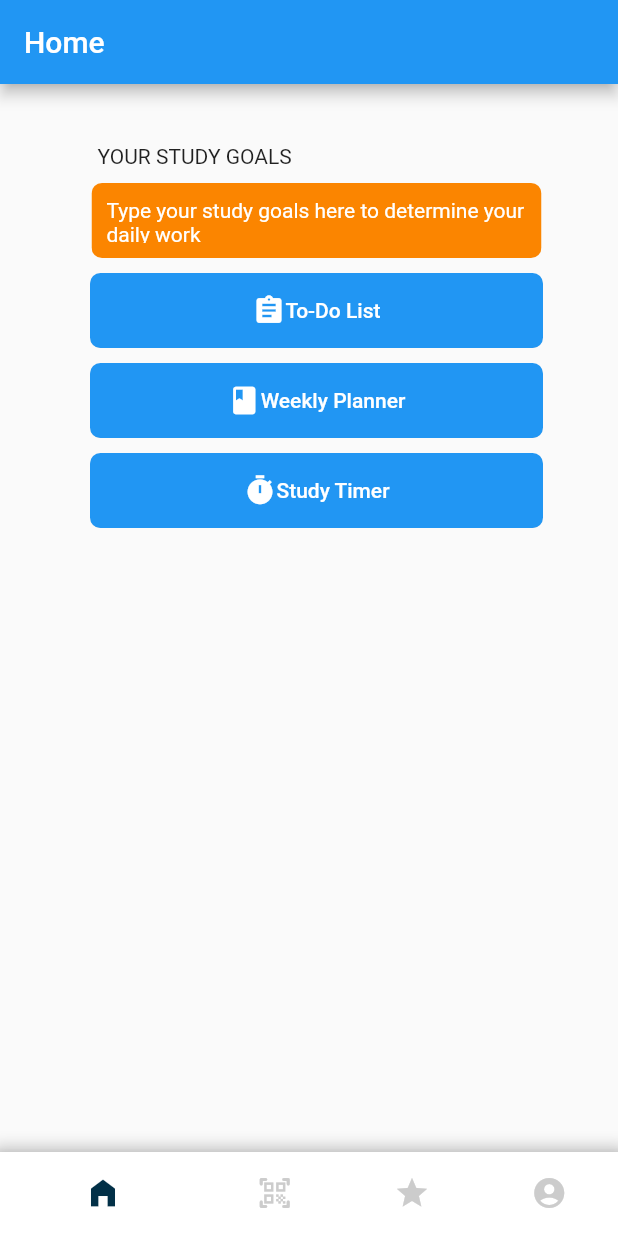
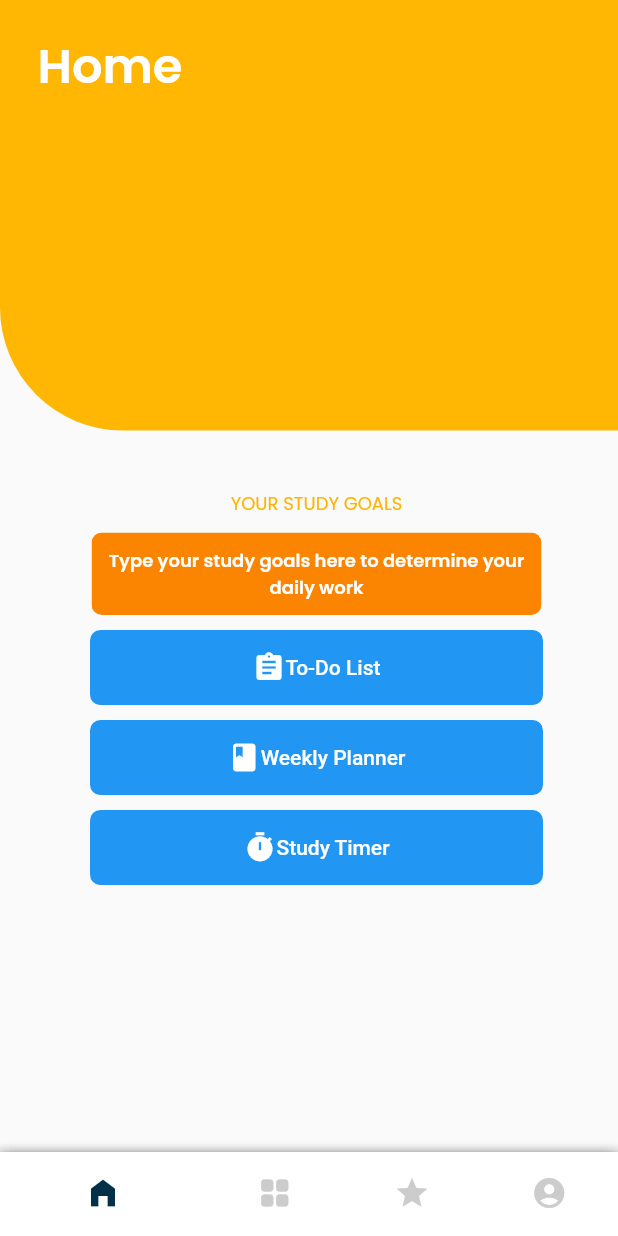
Before and after one commit to wahyusinggihw/lidm-studymate, a Flutter app: the screen it shows after launch, on a phone screen of 412 x 824 dp. Run offline on Flutter 3.47's test engine with Material 2 defaults, Android fonts, the light colour scheme and no system bars; our stand-ins replace google_fonts.

Commit message:
menambahkan appbar custom

```diff
--- a/lib/main.dart
+++ b/lib/main.dart
@@ -1,4 +1,5 @@
 import 'package:flutter/material.dart';
+import 'package:study_mate/main/auth/login.dart';
 import 'package:study_mate/main/bottomBar.dart';
 
 void main() {
@@ -14,7 +15,7 @@ class MyApp extends StatelessWidget {
     return MaterialApp(
       debugShowCheckedModeBanner: false,
       title: 'Study Mate',
-      home: const BottomBar(),
+      home: BottomBar(),
     );
   }
 }
--- a/lib/main/_me.dart
+++ /dev/null
@@ -1,17 +0,0 @@
-import 'package:flutter/material.dart';
-
-class Me extends StatefulWidget {
-  const Me({Key? key}) : super(key: key);
-
-  @override
-  State<Me> createState() => _MeState();
-}
-
-class _MeState extends State<Me> {
-  @override
-  Widget build(BuildContext context) {
-    return Container(
-      child: Text("Me"),
-    );
-  }
-}
--- /dev/null
+++ b/lib/main/appbar.dart
@@ -0,0 +1,105 @@
+import 'package:flutter/material.dart';
+import 'package:google_fonts/google_fonts.dart';
+import 'package:study_mate/main/achievement.dart';
+import 'bottomBar.dart' as bottomBar;
+
+class CustomAppBarChart extends StatefulWidget {
+  const CustomAppBarChart({Key? key}) : super(key: key);
+
+  @override
+  State<CustomAppBarChart> createState() => _AppBarState();
+}
+
+class _AppBarState extends State<CustomAppBarChart> {
+  @override
+  Widget build(BuildContext context) {
+    var achievement = "Achievement";
+
+    return Scaffold(
+      body: Stack(
+        children: [
+          Container(
+            height: 287,
+            decoration: BoxDecoration(
+                color: Color(0xffFFB703),
+                borderRadius:
+                    BorderRadius.only(bottomLeft: Radius.circular(82))),
+          ),
+          Padding(
+            padding: EdgeInsets.only(left: 25, top: 20),
+            child: Text("Home",
+                style: GoogleFonts.poppins(
+                    fontSize: 32,
+                    fontWeight: FontWeight.w600,
+                    color: Colors.white)),
+          )
+        ],
+      ),
+    );
+  }
+}
+
+class CustomAppBarChart2 extends StatefulWidget {
+  const CustomAppBarChart2({Key? key}) : super(key: key);
+
+  @override
+  State<CustomAppBarChart2> createState() => _CustomAppBarChart2State();
+}
+
+class _CustomAppBarChart2State extends State<CustomAppBarChart2> {
+  @override
+  Widget build(BuildContext context) {
+    return Scaffold(
+      body: Stack(
+        children: [
+          Container(
+            height: 287,
+            decoration: BoxDecoration(
+                color: Color(0xffFFB703),
+                borderRadius:
+                    BorderRadius.only(bottomLeft: Radius.circular(82))),
+          ),
+          Padding(
+            padding: EdgeInsets.only(left: 25, top: 20),
+            child: Text("Achievement",
+                style: GoogleFonts.poppins(
+                    fontSize: 32,
+                    fontWeight: FontWeight.w600,
+                    color: Colors.white)),
+          )
+        ],
+      ),
+    );
+  }
+}
+
+class CustomAppBarQuad extends StatelessWidget {
+  const CustomAppBarQuad({Key? key}) : super(key: key);
+
+  @override
+  Widget build(BuildContext context) {
+    return Scaffold(
+      body: Stack(
+        alignment: Alignment.centerLeft,
+        children: [
+          Container(
+            height: 167,
+            decoration: BoxDecoration(
+                color: Color(0xffFFB703),
+                borderRadius:
+                    BorderRadius.only(bottomLeft: Radius.circular(82))),
+          ),
+          Padding(
+              padding: EdgeInsets.only(left: 25),
+              child: Container(
+                child: Text("Quadrant",
+                    style: GoogleFonts.poppins(
+                        fontSize: 32,
+                        fontWeight: FontWeight.w600,
+                        color: Colors.white)),
+              ))
+        ],
+      ),
+    );
+  }
+}
--- a/lib/main/bottomBar.dart
+++ b/lib/main/bottomBar.dart
@@ -33,12 +33,12 @@ class _BottomBarState extends State<BottomBar> {
     return Scaffold(
       body: _children[_currentIndex],
       bottomNavigationBar: Container(
-        margin: EdgeInsets.only(top: 15),
-        padding: EdgeInsets.only(top: 3),
+        // margin: EdgeInsets.only(top: 15),
+        // padding: EdgeInsets.only(top: 3),
         decoration: BoxDecoration(boxShadow: [
           BoxShadow(
-              color: Colors.grey.withOpacity(0.5),
-              spreadRadius: 5,
+              // color: Colors.grey.withOpacity(0.5),
+              // spreadRadius: 5,
               blurRadius: 7,
               offset: Offset(0, 3))
         ]),
@@ -47,7 +47,7 @@ class _BottomBarState extends State<BottomBar> {
           onTap: onBarTapped,
           showSelectedLabels: false,
           showUnselectedLabels: false,
-          elevation: 5,
+          elevation: 10,
           selectedItemColor: Color(0xff023047),
           unselectedItemColor: Color(0xffCCCCCC),
           // backgroundColor: const Color(0xff20639B),
@@ -58,16 +58,16 @@ class _BottomBarState extends State<BottomBar> {
                 label: "Home",
                 backgroundColor: Colors.white),
             BottomNavigationBarItem(
-                icon: Icon(Icons.qr_code_scanner_rounded),
-                label: "Chat",
+                icon: Icon(Icons.grid_view_rounded),
+                label: "Quadrant",
                 backgroundColor: Colors.white),
             BottomNavigationBarItem(
                 icon: Icon(Icons.grade),
-                label: "Order",
+                label: "Achievement",
                 backgroundColor: Colors.white),
             BottomNavigationBarItem(
                 icon: Icon(Icons.account_circle),
-                label: "User",
+                label: "Me",
                 backgroundColor: Colors.white),
           ],
         ),
--- a/lib/main/home.dart
+++ b/lib/main/home.dart
@@ -1,6 +1,6 @@
-import 'dart:async';
-
 import 'package:flutter/material.dart';
+import 'package:google_fonts/google_fonts.dart';
+import 'package:study_mate/main/appbar.dart';
 
 class Home extends StatefulWidget {
   const Home({Key? key}) : super(key: key);
@@ -10,33 +10,41 @@ class Home extends StatefulWidget {
 }
 
 class _HomeState extends State<Home> {
+  Color orangeColor = const Color(0xffffb401);
+
   @override
   Widget build(BuildContext context) {
     return MaterialApp(
       debugShowCheckedModeBanner: false,
       home: Scaffold(
-          appBar: AppBar(
-            title: Text("Home"),
-          ),
+          appBar: PreferredSize(
+              child: CustomAppBarChart(), preferredSize: Size.fromHeight(287)),
           body: ListView(
             children: [
               Padding(
                 padding: EdgeInsets.only(left: 10, top: 20, bottom: 10),
                 child: Column(
-                  mainAxisAlignment: MainAxisAlignment.start,
+                  // mainAxisAlignment: MainAxisAlignment.start,
                   crossAxisAlignment: CrossAxisAlignment.start,
                   children: <Widget>[
-                    Padding(
-                      padding: EdgeInsets.only(left: 55, top: 20, bottom: 10),
-                      child: Column(
-                        children: [
-                          Text("YOUR STUDY GOALS"),
-                        ],
-                      ),
-                    ),
                     Center(
                         child: Column(
                       children: [
+                        Padding(
+                          padding:
+                              EdgeInsets.only(left: 0, top: 20, bottom: 10),
+                          child: Column(
+                              mainAxisAlignment: MainAxisAlignment.start,
+                              children: [
+                                Text(
+                                  "YOUR STUDY GOALS",
+                                  style: GoogleFonts.poppins(
+                                      fontSize: 12,
+                                      color: orangeColor,
+                                      fontWeight: FontWeight.normal),
+                                )
+                              ]),
+                        ),
                         Padding(
                           padding: EdgeInsets.only(bottom: 10),
                           child: ClipRRect(
@@ -44,11 +52,15 @@ class _HomeState extends State<Home> {
                             child: Container(
                               padding: EdgeInsets.all(10),
                               color: const Color(0xffFB8500),
-                              height: 50,
+                              height: 55,
                               width: 300,
                               child: Text(
                                 "Type your study goals here to determine your daily work",
-                                style: TextStyle(color: Colors.white),
+                                style: GoogleFonts.poppins(
+                                    fontSize: 12,
+                                    color: Colors.white,
+                                    fontWeight: FontWeight.w600),
+                                textAlign: TextAlign.center,
                               ),
                             ),
                           ),
--- a/lib/main/me.dart
+++ b/lib/main/me.dart
@@ -37,7 +37,7 @@ class _MeState extends State<Me> with SingleTickerProviderStateMixin {
                       borderRadius: BorderRadius.only(
                           bottomLeft: Radius.circular(20),
                           bottomRight: Radius.circular(20)),
-                      color: Colors.orange,
+                      color: Color(0xffFFB703),
                     )),
                     child: Column(
                       crossAxisAlignment: CrossAxisAlignment.center,
```
Also changed, not shown: lib/main/achievement.dart (+6 -3 lines), lib/main/auth/login.dart (+74 -0 lines), lib/main/quad.dart (+6 -3 lines), pubspec.yaml (+8 -20 lines), pubspec.lock.
